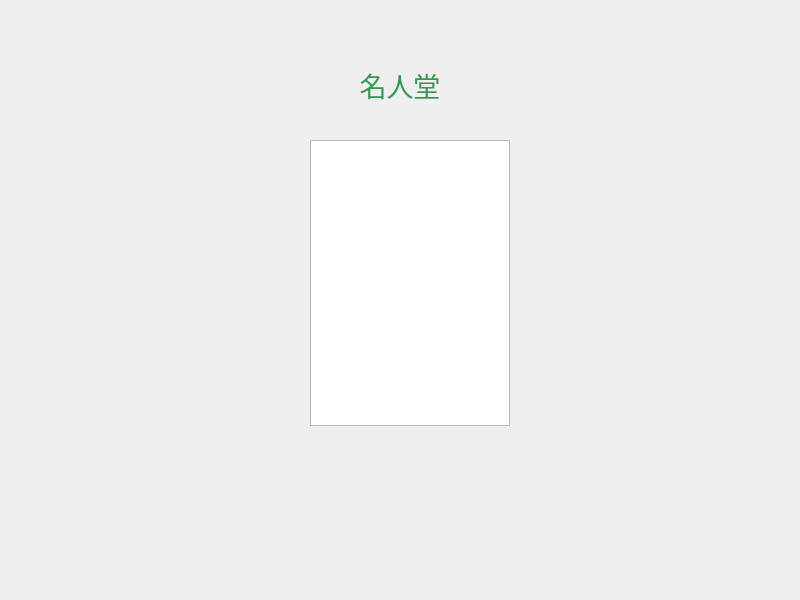
This is Snake/dialog2.ui in lishurui0612/qtSnake as Qt 5 draws it before an edit. The edited form follows.
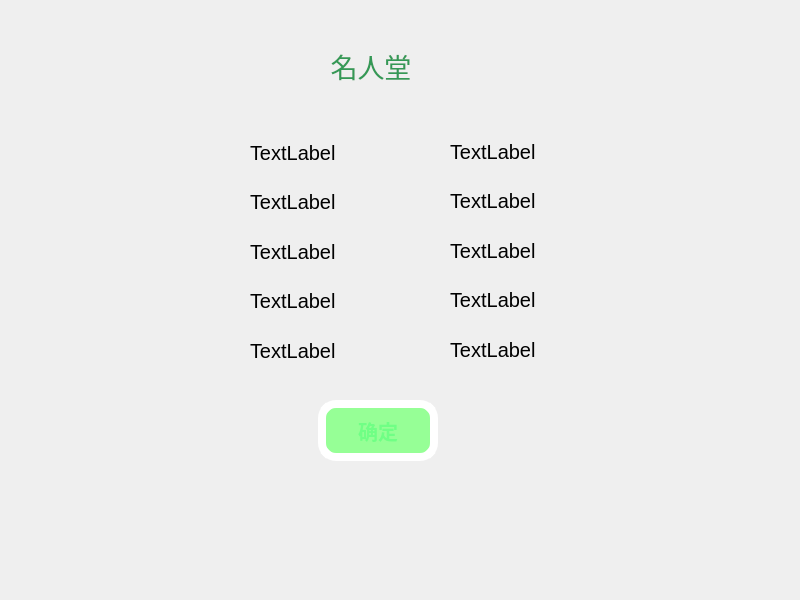
This is the edited form.

```diff
--- a/Snake/dialog2.ui
+++ b/Snake/dialog2.ui
@@ -13,22 +13,12 @@
   <property name="windowTitle">
    <string>Dialog</string>
   </property>
-  <widget class="QPlainTextEdit" name="plainTextEdit">
-   <property name="geometry">
-    <rect>
-     <x>310</x>
-     <y>140</y>
-     <width>200</width>
-     <height>286</height>
-    </rect>
-   </property>
-  </widget>
   <widget class="QLabel" name="label">
    <property name="geometry">
     <rect>
-     <x>350</x>
-     <y>50</y>
-     <width>100</width>
+     <x>286</x>
+     <y>31</y>
+     <width>170</width>
      <height>71</height>
     </rect>
    </property>
@@ -39,6 +29,169 @@
     <string>&lt;html&gt;&lt;head/&gt;&lt;body&gt;&lt;p align=&quot;center&quot;&gt;&lt;span style=&quot; font-size:20pt;&quot;&gt;名人堂&lt;/span&gt;&lt;/p&gt;&lt;/body&gt;&lt;/html&gt;</string>
    </property>
   </widget>
+  <widget class="QPushButton" name="pushButton">
+   <property name="geometry">
+    <rect>
+     <x>318</x>
+     <y>400</y>
+     <width>120</width>
+     <height>61</height>
+    </rect>
+   </property>
+   <property name="styleSheet">
+    <string notr="true">QPushButton{
+                   background-color:rgb(150,255,150);
+                   border-style:outset;                
+                   border-width:8px;                   
+                   border-radius:18px;                   
+                   border-color:rgb(255,255,255);
+                   font:bold 20px; 
+				 color:rgba(102,255,129,200);                                                                 
+                   padding:6px;                          
+                   
+}
+ QPushButton:pressed{
+                   background-color:rgba(100,200,150,200);
+                   border-color:rgba(255,255,255,30);
+                   border-style:inset;
+                   color:rgba(255,127,0,100);
+                   }
+                 
+ QPushButton:hover{
+ 				background-color:rgba(100,255,150,200);
+                  border-color:rgba(255,255,255,200);
+                  color:rgba(255,127,0,200);
+                   }</string>
+   </property>
+   <property name="text">
+    <string>确定</string>
+   </property>
+  </widget>
+  <widget class="QWidget" name="">
+   <property name="geometry">
+    <rect>
+     <x>250</x>
+     <y>131</y>
+     <width>92</width>
+     <height>241</height>
+    </rect>
+   </property>
+   <layout class="QVBoxLayout" name="verticalLayout">
+    <item>
+     <widget class="QLabel" name="label_2">
+      <property name="styleSheet">
+       <string notr="true">font:20px</string>
+      </property>
+      <property name="text">
+       <string>TextLabel</string>
+      </property>
+     </widget>
+    </item>
+    <item>
+     <widget class="QLabel" name="label_3">
+      <property name="styleSheet">
+       <string notr="true">font:20px
+</string>
+      </property>
+      <property name="text">
+       <string>TextLabel</string>
+      </property>
+     </widget>
+    </item>
+    <item>
+     <widget class="QLabel" name="label_4">
+      <property name="styleSheet">
+       <string notr="true">font:20px</string>
+      </property>
+      <property name="text">
+       <string>TextLabel</string>
+      </property>
+     </widget>
+    </item>
+    <item>
+     <widget class="QLabel" name="label_5">
+      <property name="styleSheet">
+       <string notr="true">font:20px</string>
+      </property>
+      <property name="text">
+       <string>TextLabel</string>
+      </property>
+     </widget>
+    </item>
+    <item>
+     <widget class="QLabel" name="label_6">
+      <property name="styleSheet">
+       <string notr="true">font:20px</string>
+      </property>
+      <property name="text">
+       <string>TextLabel</string>
+      </property>
+     </widget>
+    </item>
+   </layout>
+  </widget>
+  <widget class="QWidget" name="">
+   <property name="geometry">
+    <rect>
+     <x>450</x>
+     <y>130</y>
+     <width>92</width>
+     <height>241</height>
+    </rect>
+   </property>
+   <layout class="QVBoxLayout" name="verticalLayout_2">
+    <item>
+     <widget class="QLabel" name="label_7">
+      <property name="styleSheet">
+       <string notr="true">font:20px</string>
+      </property>
+      <property name="text">
+       <string>TextLabel</string>
+      </property>
+     </widget>
+    </item>
+    <item>
+     <widget class="QLabel" name="label_8">
+      <property name="styleSheet">
+       <string notr="true">font:20px</string>
+      </property>
+      <property name="text">
+       <string>TextLabel</string>
+      </property>
+     </widget>
+    </item>
+    <item>
+     <widget class="QLabel" name="label_9">
+      <property name="styleSheet">
+       <string notr="true">font:20px</string>
+      </property>
+      <property name="text">
+       <string>TextLabel</string>
+      </property>
+     </widget>
+    </item>
+    <item>
+     <widget class="QLabel" name="label_10">
+      <property name="styleSheet">
+       <string notr="true">font:20px</string>
+      </property>
+      <property name="text">
+       <string>TextLabel</string>
+      </property>
+     </widget>
+    </item>
+    <item>
+     <widget class="QLabel" name="label_11">
+      <property name="styleSheet">
+       <string notr="true">font:20px</string>
+      </property>
+      <property name="text">
+       <string>TextLabel</string>
+      </property>
+     </widget>
+    </item>
+   </layout>
+  </widget>
  </widget>
  <resources/>
  <connections/>
```
